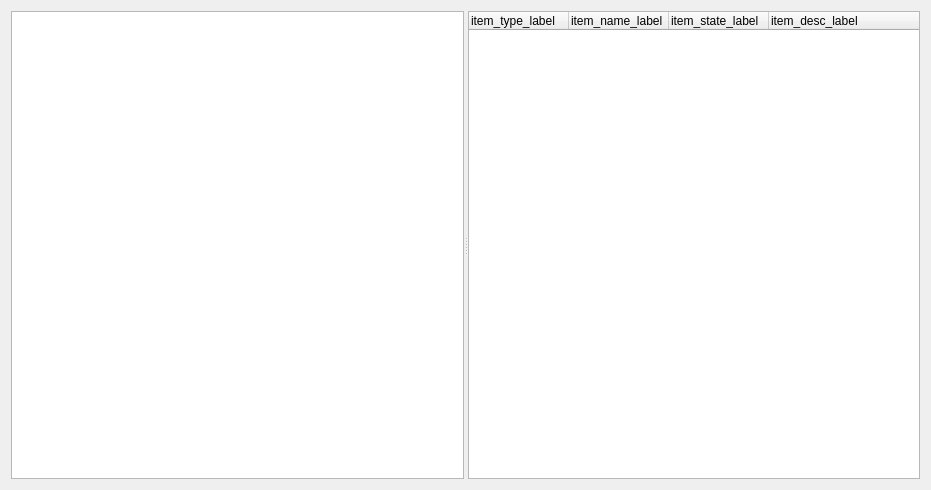
First picture: the form in src/ugeneui/src/plugin_viewer/ui/PluginViewerWidget.ui, repository dualword/ugene-qt4, before the edit.
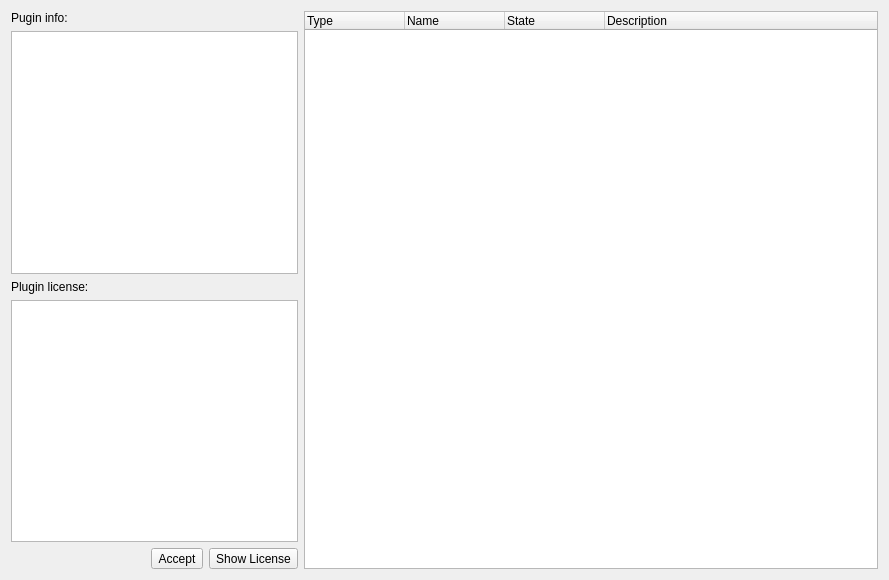
Second picture: the form after the edit.

```diff
--- a/src/ugeneui/src/plugin_viewer/ui/PluginViewerWidget.ui
+++ b/src/ugeneui/src/plugin_viewer/ui/PluginViewerWidget.ui
@@ -1,31 +1,83 @@
 <ui version="4.0" >
  <class>PluginViewWidget</class>
- <widget class="QWidget" name="PluginViewWidget" >
-  <property name="geometry" >
+ <widget class="QWidget" name="PluginViewWidget">
+  <property name="geometry">
    <rect>
     <x>0</x>
     <y>0</y>
-    <width>931</width>
-    <height>490</height>
+    <width>889</width>
+    <height>580</height>
    </rect>
   </property>
   <property name="windowTitle" >
    <string>Plugin Viewer</string>
   </property>
-  <layout class="QGridLayout" >
-   <item row="0" column="0" >
-    <widget class="QSplitter" name="splitter" >
-     <property name="orientation" >
+  <layout class="QHBoxLayout" name="horizontalLayout_2">
+   <item>
+    <layout class="QHBoxLayout" name="horizontalLayout" stretch="1,2">
+     <item>
+      <layout class="QVBoxLayout" name="verticalLayout_4">
+       <item>
+        <widget class="QLabel" name="pluginInfoLabel">
+         <property name="text">
+          <string>Pugin info:</string>
+         </property>
+        </widget>
+       </item>
+       <item>
+        <widget class="QTextBrowser" name="infoView">
+         <property name="autoFillBackground">
+          <bool>false</bool>
+         </property>
+        </widget>
+       </item>
+       <item>
+        <widget class="QLabel" name="licenseLabel">
+         <property name="text">
+          <string>Plugin license:</string>
+         </property>
+        </widget>
+       </item>
+       <item>
+        <widget class="QTextBrowser" name="licenseView"/>
+       </item>
+       <item>
+        <layout class="QHBoxLayout" name="licenseButtonPanel">
+         <item>
+          <spacer name="horizontalSpacer">
+           <property name="orientation">
       <enum>Qt::Horizontal</enum>
      </property>
-     <widget class="QTextBrowser" name="infoView" >
-      <property name="autoFillBackground" >
-       <bool>false</bool>
-      </property>
-     </widget>
-     <widget class="QTreeWidget" name="treeWidget" >
-      <property name="sizePolicy" >
-       <sizepolicy vsizetype="Expanding" hsizetype="Expanding" >
+           <property name="sizeHint" stdset="0">
+            <size>
+             <width>40</width>
+             <height>20</height>
+            </size>
+           </property>
+          </spacer>
+         </item>
+         <item>
+          <widget class="QToolButton" name="acceptLicenseButton">
+           <property name="text">
+            <string>Accept</string>
+           </property>
+          </widget>
+         </item>
+         <item>
+          <widget class="QToolButton" name="showLicenseButton">
+           <property name="text">
+            <string>Show License</string>
+           </property>
+          </widget>
+         </item>
+        </layout>
+       </item>
+      </layout>
+     </item>
+     <item>
+      <widget class="QTreeWidget" name="treeWidget">
+       <property name="sizePolicy">
+        <sizepolicy hsizetype="Expanding" vsizetype="Expanding">
         <horstretch>0</horstretch>
         <verstretch>0</verstretch>
        </sizepolicy>
@@ -37,27 +89,28 @@
        <bool>false</bool>
       </property>
       <column>
-       <property name="text" >
-        <string>item_type_label</string>
+        <property name="text">
+         <string>Type</string>
        </property>
       </column>
       <column>
-       <property name="text" >
-        <string>item_name_label</string>
+        <property name="text">
+         <string>Name</string>
        </property>
       </column>
       <column>
-       <property name="text" >
-        <string>item_state_label</string>
+        <property name="text">
+         <string>State</string>
        </property>
       </column>
       <column>
-       <property name="text" >
-        <string>item_desc_label</string>
+        <property name="text">
+         <string>Description</string>
        </property>
       </column>
      </widget>
-    </widget>
+     </item>
+    </layout>
    </item>
   </layout>
  </widget>
```
Left out of the diff: 9 changed lines with no effect on the pictures. Lines whose indentation alone changed are shown as unchanged.
